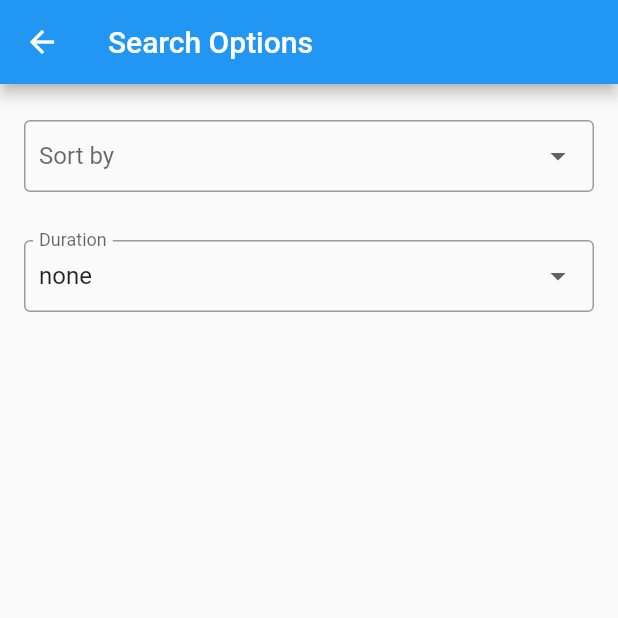
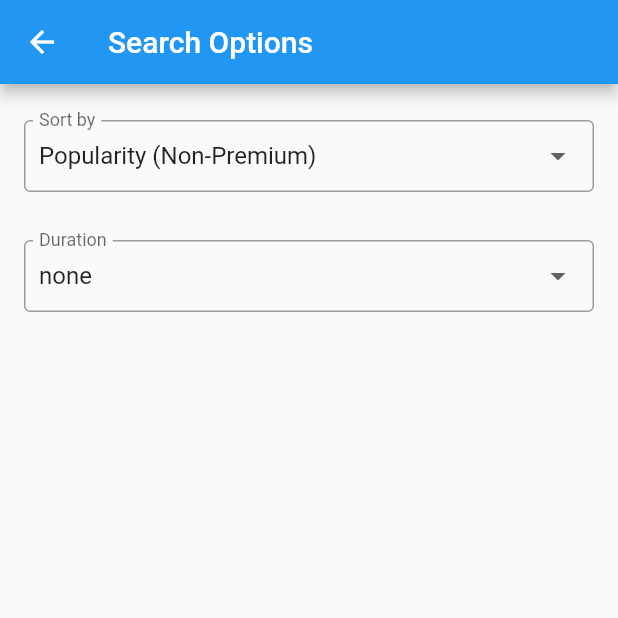
Before and after one commit to novialriptide/pix, a Flutter app: the SearchOptions screen opened directly, on a phone screen of 412 x 824 dp, the top half of it. Run offline on Flutter 3.47's test engine with Material 2 defaults, Android fonts, the phone set to English and light mode, and no system bars; our stand-ins replace flutter_staggered_animations; missing offline and left inert: pxdart.

Commit message:
change sort value

```diff
--- a/lib/states/seachoptions.dart
+++ b/lib/states/seachoptions.dart
@@ -8,7 +8,7 @@ class SearchOptions extends StatefulWidget {
 class SearchOptionsState extends State<SearchOptions> {
   @override
   Widget build(BuildContext context) {
-    String sortDropDownValue = 'popular_desc';
+    String sortDropDownValue = 'Popularity (Non-Premium)';
     String durationDropDownValue = 'none';
     List<Widget> stuff = [
       Padding(
```
